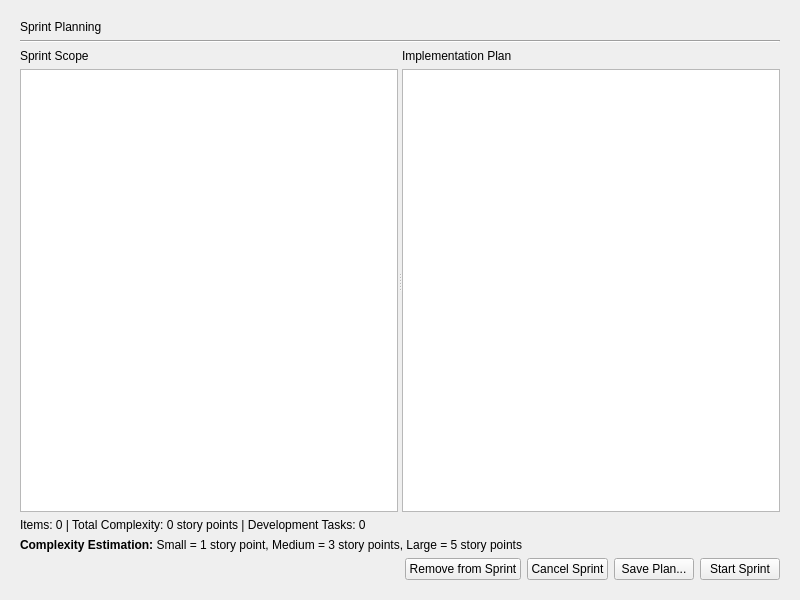
Before: the Qt Designer form gui/sprint_planning_page.ui in mariolewis/asdf_factory, drawn with Qt 5.
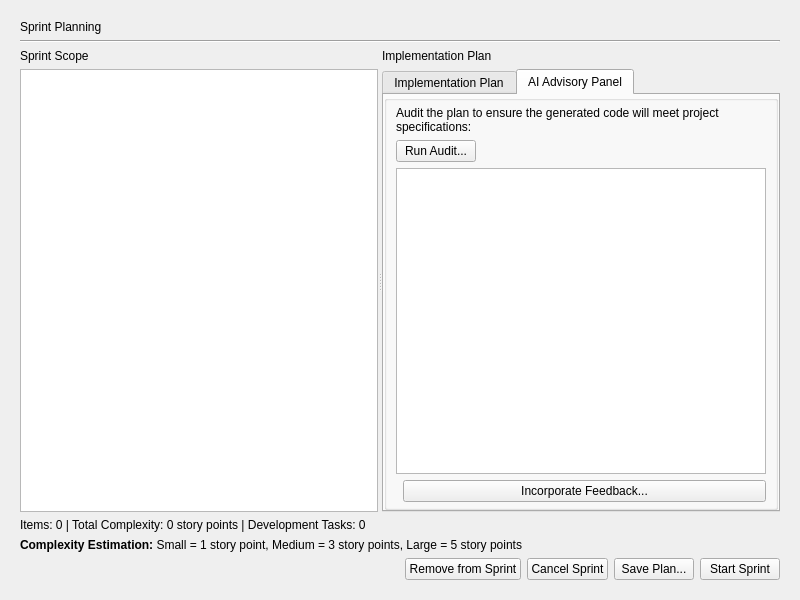
After: the same form once the commit is applied. The open tabs and pages were chosen to show the change.

Commit message:
feat: Implement Act II Scene 3 - AI Advisory Panel
Adds a tabbed AI Advisory Panel to the Sprint Planning page with on-demand audits (Security, Scalability, etc.). Implements a guided refinement loop to incorporate audit feedback into the implementation plan. Replaces the four audit buttons with a single dropdown menu to solve UI layout issues.

The edit to the form file:
```diff
--- a/gui/sprint_planning_page.ui
+++ b/gui/sprint_planning_page.ui
@@ -97,10 +97,129 @@
         </widget>
        </item>
        <item>
-        <widget class="QTextEdit" name="implementationPlanTextEdit">
-         <property name="readOnly">
-          <bool>true</bool>
+        <widget class="QTabWidget" name="planTabWidget">
+         <property name="currentIndex">
+          <number>0</number>
          </property>
+         <widget class="QWidget" name="planTab">
+          <attribute name="title">
+           <string>Implementation Plan</string>
+          </attribute>
+          <layout class="QVBoxLayout" name="verticalLayout_4">
+           <property name="leftMargin">
+            <number>0</number>
+           </property>
+           <property name="topMargin">
+            <number>0</number>
+           </property>
+           <property name="rightMargin">
+            <number>0</number>
+           </property>
+           <property name="bottomMargin">
+            <number>0</number>
+           </property>
+           <item>
+            <widget class="QTextEdit" name="implementationPlanTextEdit">
+             <property name="readOnly">
+              <bool>true</bool>
+             </property>
+            </widget>
+           </item>
+          </layout>
+         </widget>
+         <widget class="QWidget" name="advisoryTab">
+          <attribute name="title">
+           <string>AI Advisory Panel</string>
+          </attribute>
+          <layout class="QVBoxLayout" name="verticalLayout_5">
+           <property name="leftMargin">
+            <number>0</number>
+           </property>
+           <property name="topMargin">
+            <number>0</number>
+           </property>
+           <property name="rightMargin">
+            <number>0</number>
+           </property>
+           <property name="bottomMargin">
+            <number>0</number>
+           </property>
+           <item>
+            <widget class="QGroupBox" name="advisoryGroupBox">
+             <property name="title">
+              <string/>
+             </property>
+             <layout class="QVBoxLayout" name="verticalLayout_6" stretch="0,0,1,0">
+              <property name="topMargin">
+                  <number>5</number>
+              </property>
+              <property name="bottomMargin">
+                  <number>5</number>
+              </property>
+              <item>
+               <widget class="QLabel" name="advisoryInstructionLabel">
+                <property name="text">
+                 <string>Audit the plan to ensure the generated code will meet project specifications:</string>
+                </property>
+                <property name="wordWrap">
+                 <bool>true</bool>
+                </property>
+               </widget>
+              </item>
+              <item>
+                <layout class="QHBoxLayout" name="horizontalLayout_2">
+                <item>
+                <widget class="QPushButton" name="runAuditButton">
+                <property name="text">
+                    <string>Run Audit...</string>
+                </property>
+                </widget>
+                </item>
+                <item>
+                <spacer name="horizontalSpacer_2">
+                <property name="orientation">
+                    <enum>Qt::Horizontal</enum>
+                </property>
+                <property name="sizeHint" stdset="0">
+                    <size>
+                    <width>40</width>
+                    <height>20</height>
+                    </size>
+                </property>
+                </spacer>
+                </item>
+                </layout>
+            </item>
+              <item>
+               <widget class="QTextEdit" name="auditResultTextEdit">
+                <property name="readOnly">
+                 <bool>true</bool>
+                </property>
+               </widget>
+              </item>
+              <item>
+               <layout class="QHBoxLayout" name="horizontalLayout_3">
+                <item>
+                 <spacer name="horizontalSpacer_3">
+                  <property name="orientation">
+                   <enum>Qt::Horizontal</enum>
+                  </property>
+                 </spacer>
+                </item>
+                <item>
+                 <widget class="QPushButton" name="incorporateFeedbackButton">
+                  <property name="text">
+                   <string>Incorporate Feedback...</string>
+                  </property>
+                 </widget>
+                </item>
+               </layout>
+              </item>
+             </layout>
+            </widget>
+           </item>
+          </layout>
+         </widget>
         </widget>
        </item>
       </layout>
```
The commit also changes 6 other files.
